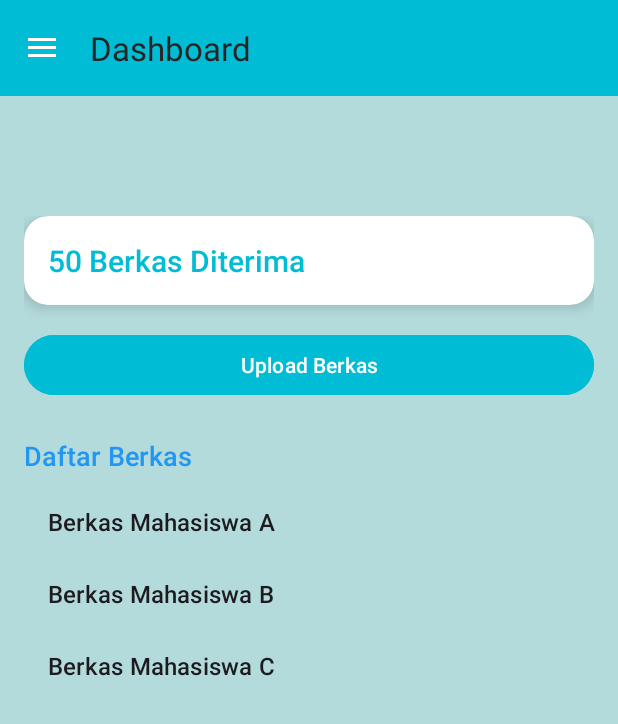
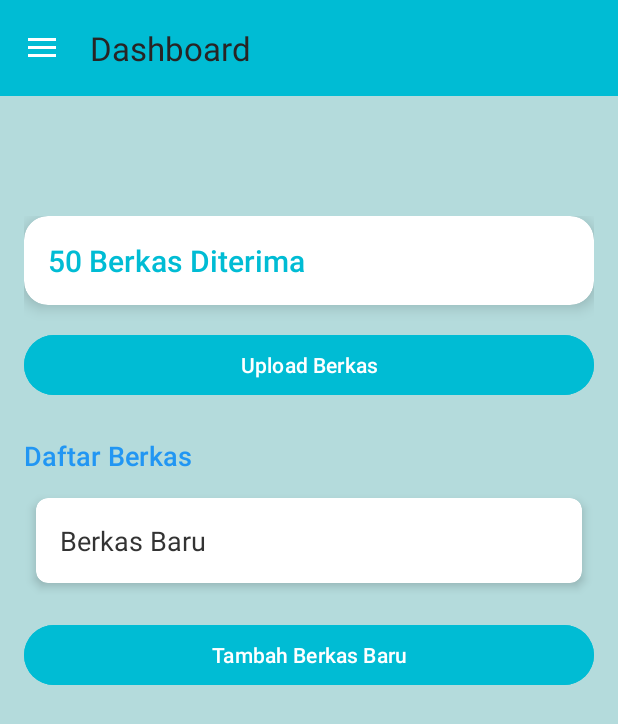
Before and after one commit to kurniaraamadhan/app-beasiswa, an Android app: the MainActivity screen opened directly, with no data from a screen before it, in the side drawer, after a tap on "Upload Berkas", on a phone screen of 412 x 824 dp. Shown: the top 724 px of the screen. Run offline under Robolectric (Android 15) with nearby library versions, the phone set to English and light mode, and no system bars.

Commit message:
tambah berkas baru (perlu perbaikan pada drawer sub menu)

```diff
--- a/app/src/main/java/com/millenialzdev/logindanregistervolleymysql/BerkasAdapter.java
+++ b/app/src/main/java/com/millenialzdev/logindanregistervolleymysql/BerkasAdapter.java
@@ -1,5 +1,6 @@
 package com.millenialzdev.logindanregistervolleymysql;
 
+import android.content.Intent;
 import android.view.LayoutInflater;
 import android.view.View;
 import android.view.ViewGroup;
@@ -8,7 +9,6 @@ import android.widget.TextView;
 import androidx.annotation.NonNull;
 import androidx.recyclerview.widget.RecyclerView;
 
-import android.content.Intent;
 import android.view.animation.Animation;
 import android.view.animation.AnimationUtils;
 
@@ -25,8 +25,9 @@ public class BerkasAdapter extends RecyclerView.Adapter<BerkasAdapter.ViewHolder
     @NonNull
     @Override
     public ViewHolder onCreateViewHolder(@NonNull ViewGroup parent, int viewType) {
+        // Menggunakan layout item yang sesuai dengan aplikasi kamu (bukan simple_list_item_1)
         View view = LayoutInflater.from(parent.getContext())
-                .inflate(android.R.layout.simple_list_item_1, parent, false); // Simple layout
+                .inflate(R.layout.item_berkas, parent, false); // Ganti dengan item_berkas.xml
         return new ViewHolder(view);
     }
 
@@ -54,9 +55,10 @@ public class BerkasAdapter extends RecyclerView.Adapter<BerkasAdapter.ViewHolder
 
     static class ViewHolder extends RecyclerView.ViewHolder {
         TextView textView;
+
         ViewHolder(View itemView) {
             super(itemView);
-            textView = itemView.findViewById(android.R.id.text1);
+            textView = itemView.findViewById(R.id.textView); // Pastikan ada textView di layout item_berkas.xml
         }
     }
 }
--- a/app/src/main/java/com/millenialzdev/logindanregistervolleymysql/MainActivity.java
+++ b/app/src/main/java/com/millenialzdev/logindanregistervolleymysql/MainActivity.java
@@ -4,6 +4,7 @@ import android.content.Intent;
 import android.os.Bundle;
 import android.view.MenuItem;
 import android.view.View;
+import android.widget.Button;
 import android.widget.Toast;
 
 import androidx.annotation.NonNull;
@@ -25,20 +26,25 @@ public class MainActivity extends AppCompatActivity implements NavigationView.On
     private DrawerLayout drawerLayout;
     private RecyclerView recyclerView;
     private BerkasAdapter berkasAdapter;
-    private List<String> berkasList; // Dummy data untuk daftar berkas
+    private List<String> berkasList = new ArrayList<>();
+
+    private static final int REQUEST_CODE = 100; // untuk memilih file
 
     @Override
     protected void onCreate(Bundle savedInstanceState) {
         super.onCreate(savedInstanceState);
-        setContentView(R.layout.activity_main); // Layout tadi
+        setContentView(R.layout.activity_main);
 
+        // Setup Toolbar
         Toolbar toolbar = findViewById(R.id.toolbar);
         setSupportActionBar(toolbar);
 
+        // Setup Drawer Layout
         drawerLayout = findViewById(R.id.drawer_layout);
         NavigationView navigationView = findViewById(R.id.navigation_view);
-        recyclerView = findViewById(R.id.recycler_berkas);
+        navigationView.setNavigationItemSelectedListener(this);
 
+        // Setup ActionBarDrawerToggle
         ActionBarDrawerToggle toggle = new ActionBarDrawerToggle(
                 this, drawerLayout, toolbar,
                 R.string.navigation_drawer_open,
@@ -46,31 +52,53 @@ public class MainActivity extends AppCompatActivity implements NavigationView.On
         drawerLayout.addDrawerListener(toggle);
         toggle.syncState();
 
-        navigationView.setNavigationItemSelectedListener(this);
+        // RecyclerView Setup
+        recyclerView = findViewById(R.id.recycler_berkas);
+        recyclerView.setLayoutManager(new LinearLayoutManager(this));
 
-        setupRecyclerView();
-        findViewById(R.id.button_upload).setOnClickListener(v -> {
-            startActivity(new Intent(MainActivity.this, UploadBerkasActivity.class));
-    });
+        berkasAdapter = new BerkasAdapter(berkasList);
+        recyclerView.setAdapter(berkasAdapter);
+
+        // Tombol Upload Berkas
+        Button uploadButton = findViewById(R.id.button_upload);
+        uploadButton.setOnClickListener(v -> openFilePicker());
+
+        // Tombol untuk menambah berkas baru (simulasi)
+        Button tambahBerkasButton = findViewById(R.id.tambahBerkasButton);
+        tambahBerkasButton.setOnClickListener(v -> tambahBerkas("Berkas Baru"));
     }
 
-    private void setupRecyclerView() {
-        berkasList = new ArrayList<>();
-        // Tambahkan dummy data
-        berkasList.add("Berkas Mahasiswa A");
-        berkasList.add("Berkas Mahasiswa B");
-        berkasList.add("Berkas Mahasiswa C");
-
-        berkasAdapter = new BerkasAdapter(berkasList);
-        recyclerView.setLayoutManager(new LinearLayoutManager(this));
-        recyclerView.setAdapter(berkasAdapter);
+    // Fungsi untuk menambah berkas dinamis
+    private void tambahBerkas(String namaBerkas) {
+        berkasList.add(namaBerkas);
+        berkasAdapter.notifyDataSetChanged();
     }
 
+    // Fungsi untuk membuka file picker
+    private void openFilePicker() {
+        Intent intent = new Intent(Intent.ACTION_GET_CONTENT);
+        intent.setType("*/*");  // Mengizinkan memilih file apapun
+        startActivityForResult(Intent.createChooser(intent, "Pilih Berkas"), REQUEST_CODE);
+    }
+
+    // Menangani hasil pemilihan file
+    @Override
+    protected void onActivityResult(int requestCode, int resultCode, Intent data) {
+        super.onActivityResult(requestCode, resultCode, data);
+        if (requestCode == REQUEST_CODE && resultCode == RESULT_OK && data != null) {
+            String filePath = data.getData().toString(); // Mendapatkan path file yang dipilih
+            Toast.makeText(this, "File dipilih: " + filePath, Toast.LENGTH_SHORT).show();
+            tambahBerkas("Berkas File: " + filePath); // Menambahkan file ke daftar berkas
+        }
+    }
+
+    // Mengatur navigasi drawer item
     @Override
     public boolean onNavigationItemSelected(@NonNull MenuItem item) {
         int id = item.getItemId();
 
         if (id == R.id.nav_dashboard) {
+            startActivity(new Intent(getApplicationContext(), MainActivity.class));
             Toast.makeText(this, "Dashboard", Toast.LENGTH_SHORT).show();
         } else if (id == R.id.nav_upload) {
             Toast.makeText(this, "Upload Berkas", Toast.LENGTH_SHORT).show();
@@ -82,6 +110,7 @@ public class MainActivity extends AppCompatActivity implements NavigationView.On
         return true;
     }
 
+    // Menangani tombol back pada drawer
     @Override
     public void onBackPressed() {
         if (drawerLayout.isDrawerOpen(GravityCompat.START)) {
--- a/app/src/main/res/layout/activity_main.xml
+++ b/app/src/main/res/layout/activity_main.xml
@@ -84,11 +84,22 @@
                     android:layout_marginBottom="8dp"
                     android:fontFamily="sans-serif-medium"/>
 
+                <!-- RecyclerView untuk daftar berkas -->
                 <androidx.recyclerview.widget.RecyclerView
                     android:id="@+id/recycler_berkas"
                     android:layout_width="match_parent"
                     android:layout_height="wrap_content"
                     android:scrollbars="vertical" />
+
+                <!-- Tombol Tambah Berkas Baru -->
+                <Button
+                    android:id="@+id/tambahBerkasButton"
+                    android:layout_width="match_parent"
+                    android:layout_height="wrap_content"
+                    android:text="Tambah Berkas Baru"
+                    android:backgroundTint="#00BCD4"
+                    android:layout_marginTop="16dp"
+                    android:textColor="#FFFFFF" />
 
             </LinearLayout>
         </androidx.core.widget.NestedScrollView>
@@ -102,5 +113,4 @@
         android:layout_gravity="start"
         app:menu="@menu/drawer_menu"
         app:headerLayout="@layout/drawer_header" />
-
 </androidx.drawerlayout.widget.DrawerLayout>
--- /dev/null
+++ b/app/src/main/res/layout/item_berkas.xml
@@ -0,0 +1,23 @@
+<?xml version="1.0" encoding="utf-8"?>
+<androidx.cardview.widget.CardView xmlns:android="http://schemas.android.com/apk/res/android"
+    xmlns:app="http://schemas.android.com/apk/res-auto"
+    xmlns:tools="http://schemas.android.com/tools"
+    android:layout_width="match_parent"
+    android:layout_height="wrap_content"
+    android:layout_margin="8dp"
+    app:cardCornerRadius="8dp"
+    app:cardElevation="4dp"
+    android:clickable="true"
+    android:focusable="true"
+    tools:context=".MainActivity">
+
+    <TextView
+        android:id="@+id/textView"
+        android:layout_width="match_parent"
+        android:layout_height="wrap_content"
+        android:padding="16dp"
+        android:text="Berkas"
+        android:textSize="18sp"
+        android:textColor="#333333"/>
+
+</androidx.cardview.widget.CardView>
```
